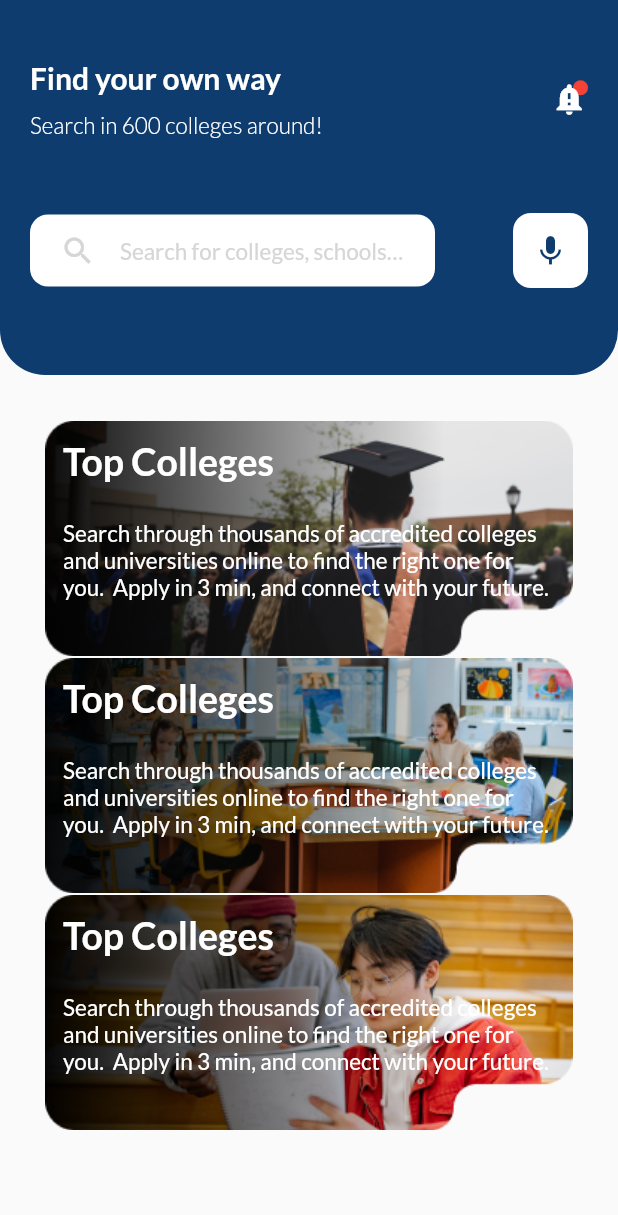
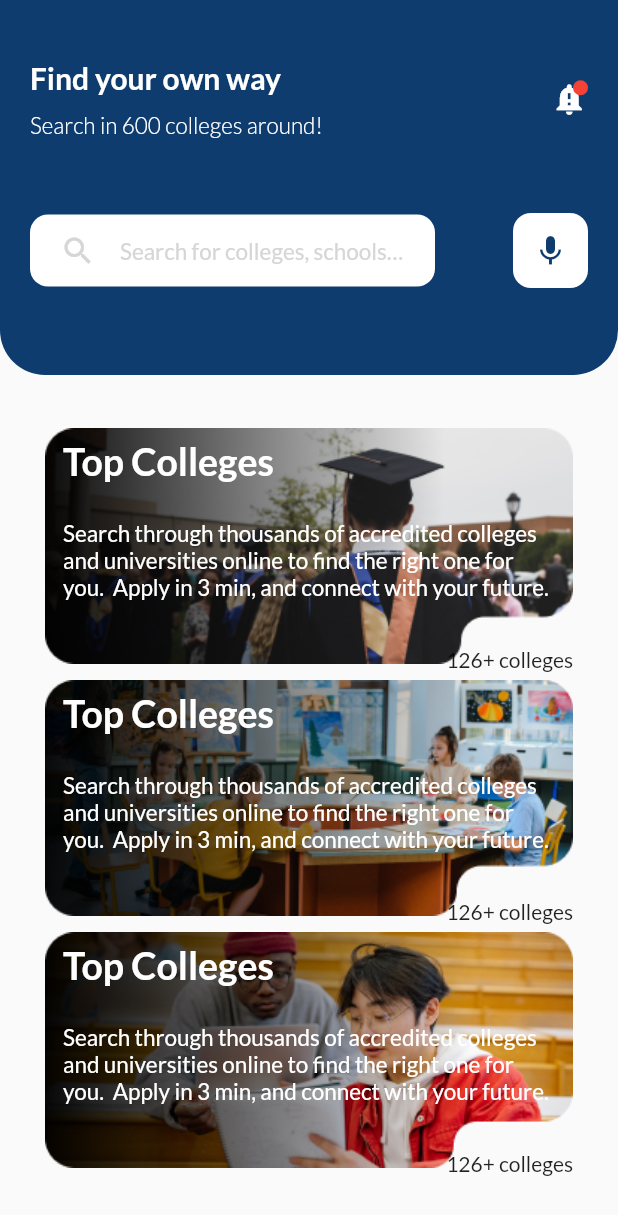
Before and after one commit to najmulmyself/Higher-Study, a Flutter app: the screen it shows after launch, on a phone screen of 412 x 824 dp. Shown: the top 1215 px of the screen. Run offline on Flutter 3.47's test engine with Material 2 defaults, Android fonts, the phone set to English and light mode, and no system bars; our stand-ins replace google_fonts.

Commit message:
positioned added

```diff
--- a/lib/component/cat_card.dart
+++ b/lib/component/cat_card.dart
@@ -7,14 +7,62 @@ class CategoryCard extends StatelessWidget {
   CategoryCard({this.image});
   @override
   Widget build(BuildContext context) {
+    // return Stack(
+    //   children: [
+    //     Container(
+    //       height: 158, // as figma says
+    //       width: double.infinity,
+    //       child: Image.asset(
+    //         image!,
+    //         fit: BoxFit.contain,
+    //       ),
+    //     ),
+    //     Column(
+    //       crossAxisAlignment: CrossAxisAlignment.start,
+    //       children: [
+    //         Padding(
+    //           padding: const EdgeInsets.all(12.0),
+    //           child: Text(
+    //             'Top Colleges',
+    //             style: TextStyle(
+    //                 fontSize: 25,
+    //                 fontWeight: FontWeight.bold,
+    //                 color: Colors.white),
+    //           ),
+    //         ),
+    //         // SizedBox(
+    //         //   height: 10,
+    //         // ),
+    //         Padding(
+    //           padding: const EdgeInsets.all(12.0),
+    //           child: Text(
+    //             'Search through thousands of accredited colleges and universities online to find the right one for you.  Apply in 3 min, and connect with your future.',
+    //             style: TextStyle(
+    //               fontSize: 15,
+    //               color: Colors.white,
+    //             ),
+    //           ),
+    //         ),
+    //       ],
+    //     ),
+    //   ],
+    // );
     return Stack(
       children: [
         Container(
-          height: 158, // as figma says
+          height: 168, // as figma says
           width: double.infinity,
           child: Image.asset(
             image!,
             fit: BoxFit.contain,
+          ),
+        ),
+        Positioned(
+          bottom: 0,
+          right: 0,
+          child: Container(
+            // alignment: Alignment.bottomRight,
+            child: Text('126+ colleges'),
           ),
         ),
         Column(
--- a/lib/component/header.dart
+++ b/lib/component/header.dart
@@ -51,6 +51,11 @@ class Header extends StatelessWidget {
                 Stack(
                   alignment: Alignment.topRight,
                   children: [
+                    Icon(
+                      Icons.notification_important,
+                      color: Colors.white,
+                      size: 25,
+                    ),
                     Container(
                       height: 10,
                       width: 10,
@@ -58,11 +63,6 @@ class Header extends StatelessWidget {
                         color: Colors.red,
                         borderRadius: BorderRadius.circular(50),
                       ),
-                    ),
-                    Icon(
-                      Icons.notification_important,
-                      color: Colors.white,
-                      size: 25,
                     ),
                   ],
                 )
```
